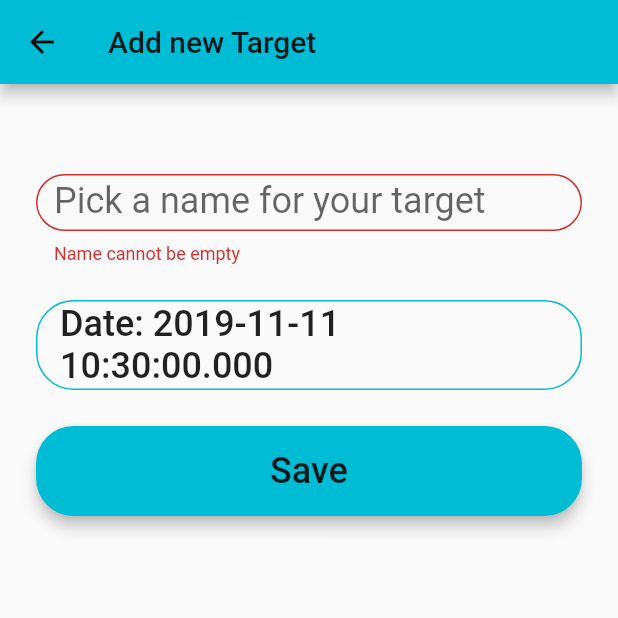
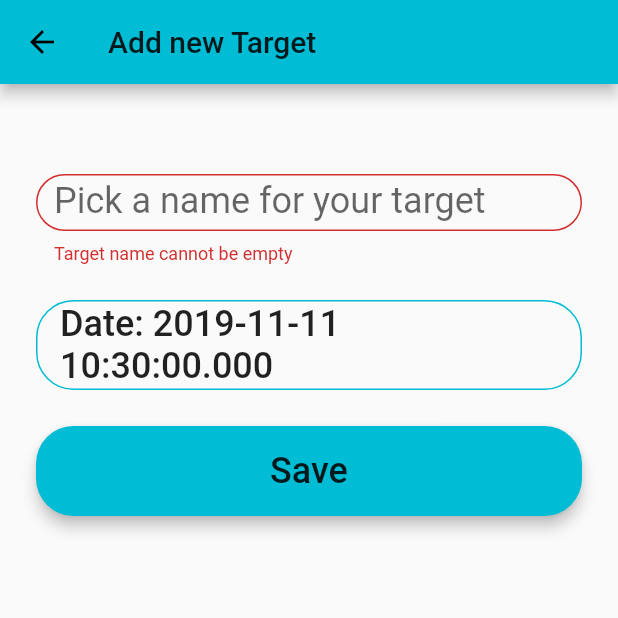
Before and after one commit to Lissy93/nfu, a Flutter app: the DayCountFormState screen opened directly, after a tap on "Save", on a phone screen of 412 x 824 dp, the top half of it. Run offline on Flutter 3.47's test engine with Material 2 defaults, Android fonts, the phone set to English and light mode, and no system bars; our stand-ins replace flutter_datetime_picker, sqflite; missing offline and left inert: folding_cell; accounts and stored records are empty; Roboto replaces fonts that are missing (OpenSans).

Commit message:
Refactored the DayCountAddEdit form, putting widgets in seperate files ready for reuse

```diff
--- /dev/null
+++ b/lib/form/TargetDateInput.dart
@@ -0,0 +1,42 @@
+import 'package:flutter/material.dart';
+import 'package:flutter_datetime_picker/flutter_datetime_picker.dart';
+
+///The Date Spinner and Label used in the Create and Edit a Target forms
+Widget targetDateInput(BuildContext context, DateTime initialDate, Function updateDate) {
+  var selectedDate = initialDate;
+  return SizedBox(
+    width: double.infinity,
+    height: 60,
+    child:
+    OutlineButton(
+      color: Colors.white,
+      shape:
+      new RoundedRectangleBorder(
+          borderRadius: new BorderRadius.circular(25)
+      ),
+      borderSide: BorderSide(color: Theme.of(context).accentColor ),
+      splashColor: Colors.cyanAccent[100],
+      onPressed: () {
+        DatePicker.showDatePicker(context,
+            showTitleActions: true,
+            minTime: DateTime(2000, 1, 1),
+            maxTime: new DateTime.now(),
+            onChanged: (date) {
+              updateDate(date);
+//              setState(() => selectedDate = date);
+            },
+            onConfirm: (date) {
+              updateDate(date);
+            },
+            currentTime: selectedDate, locale: LocaleType.en);
+      },
+      child: Text(
+        'Date: $selectedDate',
+        style: TextStyle(
+            fontFamily: 'OpenSans',
+            fontSize: 24
+        ),
+      ),
+    ),
+  );
+}
--- /dev/null
+++ b/lib/form/TargetNameInput.dart
@@ -0,0 +1,34 @@
+import 'package:flutter/material.dart';
+
+/// The InputField for the Create and Edit a Target forms
+Widget targetNameInput() {
+  return SizedBox(
+    width: double.infinity,
+    height: 60,
+    child:
+    new TextFormField(
+      decoration: new InputDecoration(
+        labelText: "Pick a name for your target",
+        fillColor: Colors.white,
+        border: new OutlineInputBorder(
+          borderRadius: new BorderRadius.circular(25),
+          borderSide: new BorderSide(
+          ),
+        ),
+        //fillColor: Colors.green
+      ),
+      validator: (val) {
+        if(val.length==0) {
+          return 'Target name cannot be empty';
+        }else{
+          return null;
+        }
+      },
+      keyboardType: TextInputType.emailAddress,
+      style: new TextStyle(
+        fontFamily: 'OpenSans',
+        fontSize: 24,
+      ),
+    ),
+  );
+}
--- /dev/null
+++ b/lib/form/TargetSubmitButton.dart
@@ -0,0 +1,27 @@
+import 'package:flutter/material.dart';
+
+// TODO This is not working: Hmmmmmmm, unsure why...
+/// The Submit button for the Create and Edit a Target forms
+Widget targetSubmitButton(Function handleSubmit) {
+  return SizedBox(
+      width: double.infinity,
+      height: 60,
+      child:
+      RaisedButton(
+      shape: new RoundedRectangleBorder(
+          borderRadius: new BorderRadius.circular(25)
+      ),
+      color: Colors.cyan,
+      elevation: 4.0,
+      splashColor: Colors.cyanAccent,
+      onPressed: handleSubmit(),
+      child: Text(
+        'Save',
+        style: TextStyle(
+            fontFamily: 'OpenSans',
+            fontSize: 24
+        ),
+      ),
+    )
+  );
+}
--- a/lib/screens/DayCountAddEdit.dart
+++ b/lib/screens/DayCountAddEdit.dart
@@ -1,11 +1,16 @@
 import 'package:flutter/material.dart';
 import 'package:flutter_datetime_picker/flutter_datetime_picker.dart';
+
+import '../form/TargetNameInput.dart';
+import '../form/TargetDateInput.dart';
+//import '../form/TargetSubmitButton.dart';
 
 import '../models/DayCountModel.dart';
 import '../util/Helpers.dart';
 
 // Create a Form widget.
 class DayCountFormState extends StatefulWidget {
+  bool isEditing;
   @override
   DayCountScreen createState() {
     return DayCountScreen();
@@ -35,6 +40,49 @@ class DayCountScreen extends State<DayCountFormState> {
   }
 
 
+  updateDateState (DateTime newDate) {
+    setState(() => selectedDate = newDate);
+  }
+
+  handleSubmit () {
+    if (_formKey.currentState.validate()) {
+      Scaffold.of(context).showSnackBar(
+        SnackBar(content: Text('Processing Data'))
+      );
+    }
+  }
+
+  /// The Submit button for the Create and Edit a Target forms
+  Widget targetSubmitButton() {
+    return SizedBox(
+        width: double.infinity,
+        height: 60,
+        child:
+        RaisedButton(
+          shape: new RoundedRectangleBorder(
+              borderRadius: new BorderRadius.circular(25)
+          ),
+          color: Colors.cyan,
+          elevation: 4.0,
+          splashColor: Colors.cyanAccent,
+          onPressed: () {
+            if (_formKey.currentState.validate()) {
+              Scaffold.of(context).showSnackBar(
+                  SnackBar(content: Text('Processing Data'))
+              );
+            }
+          },
+          child: Text(
+            'Save',
+            style: TextStyle(
+                fontFamily: 'OpenSans',
+                fontSize: 24
+            ),
+          ),
+        )
+    );
+  }
+
   @override
   Widget build(BuildContext context) {
     return new Scaffold(
@@ -50,98 +98,11 @@ class DayCountScreen extends State<DayCountFormState> {
               child: Column(
                 children: <Widget>[
                 Padding (padding: EdgeInsets.all(6)),
-                SizedBox(
-                width: double.infinity,
-                  height: 60,
-                  child:
-                    new TextFormField(
-                      decoration: new InputDecoration(
-                        labelText: "Pick a name for your target",
-                        fillColor: Colors.white,
-                        border: new OutlineInputBorder(
-                          borderRadius: new BorderRadius.circular(25),
-                          borderSide: new BorderSide(
-                          ),
-                        ),
-                        //fillColor: Colors.green
-                      ),
-                      validator: (val) {
-                        if(val.length==0) {
-                          return 'Name cannot be empty';
-                        }else{
-                          return null;
-                        }
-                      },
-                      keyboardType: TextInputType.emailAddress,
-                      style: new TextStyle(
-                        fontFamily: 'OpenSans',
-                        fontSize: 24,
-                      ),
-                    ),
-                ),
+                  targetNameInput(),
                   Padding (padding: EdgeInsets.all(12)),
-                  SizedBox(
-                    width: double.infinity,
-                    height: 60,
-                    child:
-                    OutlineButton(
-                      color: Colors.white,
-                      shape:
-                        new RoundedRectangleBorder(
-                            borderRadius: new BorderRadius.circular(25)
-                        ),
-                      borderSide: BorderSide(color: Theme.of(context).accentColor ),
-                      splashColor: Colors.cyanAccent[100],
-                      onPressed: () {
-                        DatePicker.showDatePicker(context,
-                            showTitleActions: true,
-                            minTime: DateTime(2000, 1, 1),
-                            maxTime: new DateTime.now(),
-                            onChanged: (date) {
-                              setState(() => selectedDate = date);
-                            },
-                            onConfirm: (date) {
-                              setState(() => selectedDate = date);
-                            },
-                            currentTime: selectedDate, locale: LocaleType.en);
-                      },
-                      child: Text(
-                        'Date: $selectedDate',
-                        style: TextStyle(
-                            fontFamily: 'OpenSans',
-                            fontSize: 24
-                        ),
-                      ),
-                    ),
-                  ),
+                  targetDateInput(context, selectedDate, updateDateState),
                   Padding (padding: EdgeInsets.all(12)),
-                  SizedBox(
-                    width: double.infinity,
-                    height: 60,
-                    child:
-                      RaisedButton(
-                        shape: new RoundedRectangleBorder(
-                            borderRadius: new BorderRadius.circular(25)
-                        ),
-                        color: Theme.of(context).accentColor,
-                        elevation: 4.0,
-                        splashColor: Colors.cyanAccent,
-                        onPressed: () {
-                          if (_formKey.currentState.validate()) {
-                            Scaffold.of(context)
-                                .showSnackBar(
-                                SnackBar(content: Text('Processing Data')));
-                          }
-                        },
-                        child: Text(
-                            'Save',
-                            style: TextStyle(
-                                fontFamily: 'OpenSans',
-                                fontSize: 24
-                            ),
-                        ),
-                      ),
-                  ),
+                  targetSubmitButton(),
                 ],
               ),
             ),
--- a/lib/widgets/DisplayDayCount.dart
+++ b/lib/widgets/DisplayDayCount.dart
@@ -133,6 +133,10 @@ Widget _buildOptionsButtonRowWidget() {
   );
 }
 
+class DayCountFormWidget extends State<DayCountFormState> {
+  @override
+  Widget build(BuildContext context) {}
+}
 
 void _showEditDialog() {
   showDialog(
```
Also changed, not shown: 1 other file.
